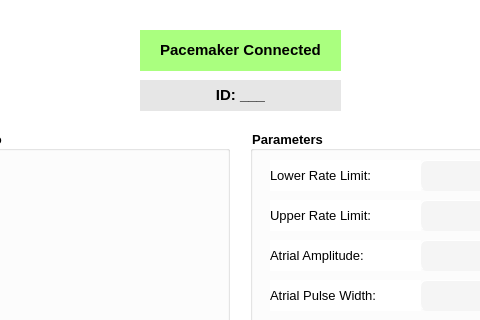
The window that gui/UF_PMConnected.ui (ZachThornee/3K04PaceMaker) describes before a commit, drawn with Qt 5; both pictures show x 90 to 570 and y 0 to 320 of the 692 by 867 pixel window.
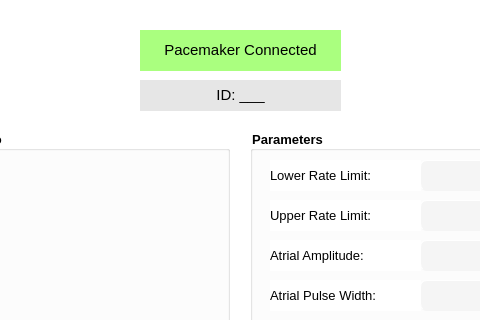
The same window after the commit.

```diff
--- a/gui/UF_PMConnected.ui
+++ b/gui/UF_PMConnected.ui
@@ -88,6 +88,12 @@
      <height>41</height>
     </rect>
    </property>
+   <property name="font">
+    <font>
+     <weight>50</weight>
+     <bold>false</bold>
+    </font>
+   </property>
    <property name="layoutDirection">
     <enum>Qt::LeftToRight</enum>
    </property>
@@ -110,6 +116,12 @@
      <height>31</height>
     </rect>
    </property>
+   <property name="font">
+    <font>
+     <weight>50</weight>
+     <bold>false</bold>
+    </font>
+   </property>
    <property name="styleSheet">
     <string notr="true">BACKGROUND-COLOR: rgb(230, 230, 230)</string>
    </property>
```
Left out of the diff: 42 changed lines with no effect on the pictures.
